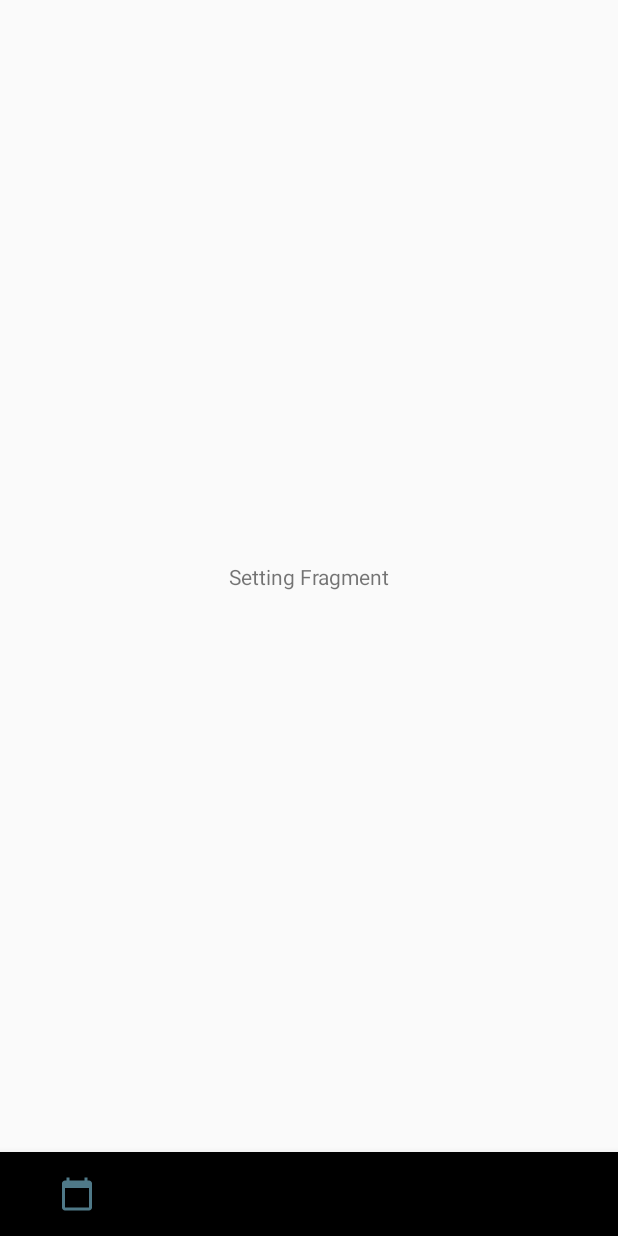
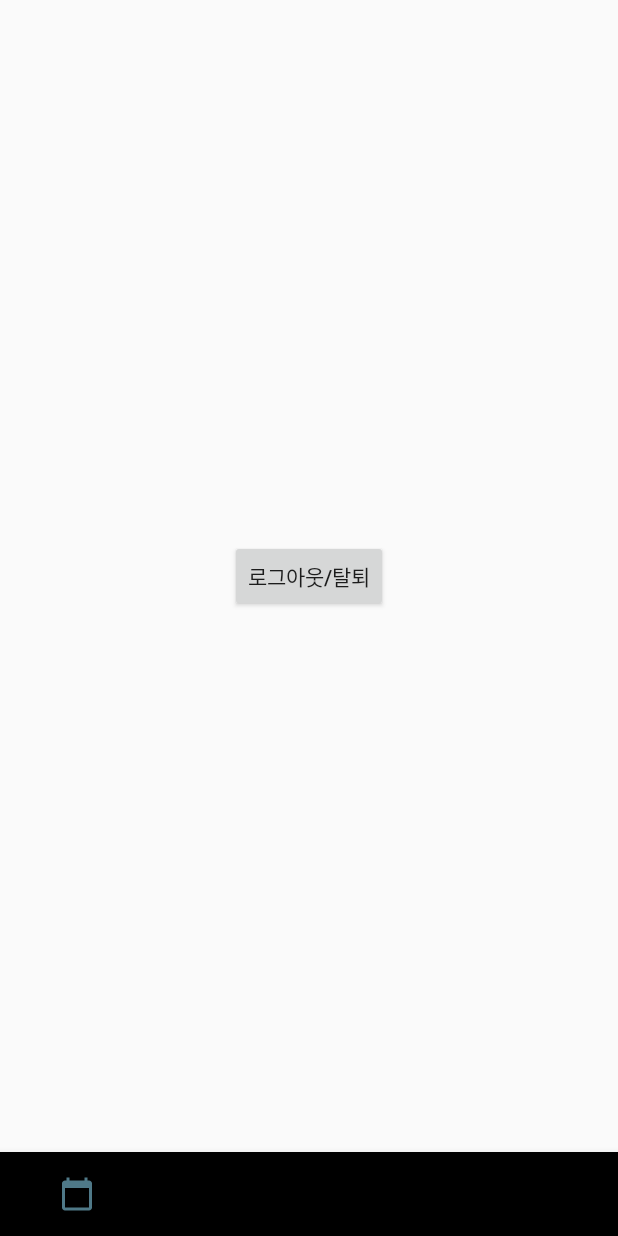
Before and after one commit to JiDokHanTs/MukYoJeong, an Android app: the fragment FragmentSetting placed in its activity, on a phone screen of 412 x 824 dp. Run offline under Robolectric (Android 15) with nearby library versions, the phone set to English and light mode, and no system bars.

Commit message:
logout/revoke

```diff
--- a/app/src/main/java/com/jidokhants/mukyojeong/FragmentSetting.java
+++ b/app/src/main/java/com/jidokhants/mukyojeong/FragmentSetting.java
@@ -1,9 +1,12 @@
 package com.jidokhants.mukyojeong;
 
+import android.content.Intent;
 import android.os.Bundle;
+import android.util.Log;
 import android.view.LayoutInflater;
 import android.view.View;
 import android.view.ViewGroup;
+import android.widget.Button;
 
 import androidx.annotation.NonNull;
 import androidx.annotation.Nullable;
@@ -12,7 +15,20 @@ import androidx.fragment.app.Fragment;
 public class FragmentSetting extends Fragment {
     @Nullable
     @Override
-    public View onCreateView(@NonNull LayoutInflater inflater, @Nullable ViewGroup container, @Nullable Bundle savedInstanceState) {
-        return inflater.inflate(R.layout.fragment_setting,container,false);
+    public View onCreateView(@NonNull final LayoutInflater inflater, @Nullable ViewGroup container, @Nullable Bundle savedInstanceState) {
+        View view = inflater.inflate(R.layout.fragment_setting, null);
+        Button button = (Button) view.findViewById(R.id.btn_setting);
+
+        button.setOnClickListener(new View.OnClickListener() {
+            @Override
+            public void onClick(View view) {
+                Intent intent = new Intent(view.getContext(),AfterActivity.class);
+                startActivity(intent);
+                Log.d("로그아웃 회원 탈퇴 버튼!!!!!!!!", "click");
+            }
+        });
+
+
+        return view;
     }
 }
--- a/app/src/main/res/layout/fragment_setting.xml
+++ b/app/src/main/res/layout/fragment_setting.xml
@@ -1,18 +1,18 @@
 <?xml version="1.0" encoding="utf-8"?>
 <androidx.constraintlayout.widget.ConstraintLayout xmlns:android="http://schemas.android.com/apk/res/android"
+    xmlns:tools="http://schemas.android.com/tools"
     android:layout_width="match_parent"
     android:layout_height="match_parent"
     xmlns:app="http://schemas.android.com/apk/res-auto">
 
-    <TextView
-        android:id="@+id/set_text"
+
+    <Button
+        android:id="@+id/btn_setting"
         android:layout_width="wrap_content"
         android:layout_height="wrap_content"
-        android:text="Setting Fragment"
+        android:text="로그아웃/탈퇴"
         app:layout_constraintBottom_toBottomOf="parent"
         app:layout_constraintEnd_toEndOf="parent"
         app:layout_constraintStart_toStartOf="parent"
         app:layout_constraintTop_toTopOf="parent" />
-
-
 </androidx.constraintlayout.widget.ConstraintLayout>
```
Also changed, not shown: app/src/main/java/com/jidokhants/mukyojeong/LoginActivity.java (+29 -0 lines), 1 other file.
